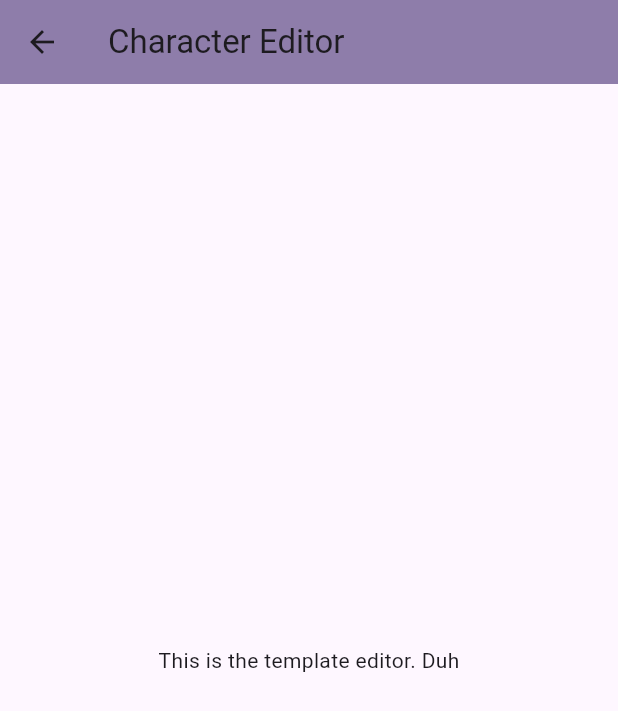
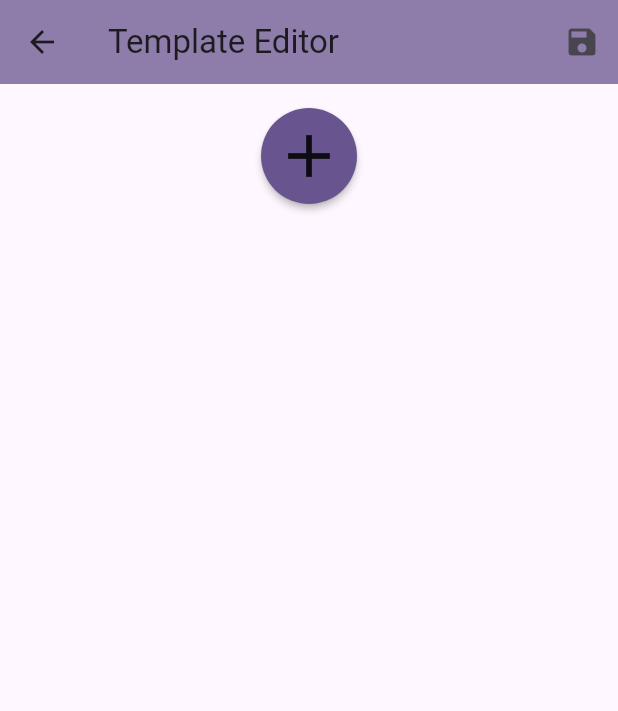
Before and after one commit to Leszek02/ucccc, a Flutter app: the TemplateEditor screen opened directly, on a phone screen of 412 x 824 dp. Shown: the top 711 px of the screen. Run offline on Flutter 3.47's test engine with Material 3 defaults, Android fonts, the phone set to English and light mode, and no system bars; our stand-ins replace firebase_core, firebase_crashlytics; accounts and stored records are empty.

Commit message:
Implement basic template editor gui

```diff
--- /dev/null
+++ b/lib/data/template.dart
@@ -0,0 +1,16 @@
+class Template {
+  final List<Map<String, String?>> objects;
+  final List<(String, String?)> template;
+
+  Template.empty()
+      : objects = [],
+        template = [];
+
+  Map<String, dynamic> toMap() => {
+        'objects': objects,
+        'template': Map.fromEntries(template.map((entry) => MapEntry(entry.$1, entry.$2))),
+      };
+
+  @override
+  String toString() => toMap().toString();
+}
--- a/lib/ui/pages/template/template_editor.dart
+++ b/lib/ui/pages/template/template_editor.dart
@@ -1,20 +1,66 @@
 import 'package:flutter/material.dart';
+import 'package:ucccc/data/template.dart';
+import 'package:ucccc/ui/widgets/circle_button.dart';
 
-class TemplateEditor extends StatelessWidget {
+class TemplateEditor extends StatefulWidget {
   const TemplateEditor({super.key});
+
+  @override
+  State<TemplateEditor> createState() => _TemplateEditorState();
+}
+
+class _TemplateEditorState extends State<TemplateEditor> {
+  final Template _template = Template.empty();
+  final List<String> _types = ['integer', 'text', 'logic', 'list', 'enum'];
 
   @override
   Widget build(BuildContext context) => Scaffold(
         appBar: AppBar(
           backgroundColor: Theme.of(context).colorScheme.primary.withOpacity(0.75),
-          title: const Text('Character Editor'),
+          title: const Text('Template Editor'),
+          actions: [IconButton(icon: const Icon(Icons.save), onPressed: () => print(_template))],
         ),
-        body: const Center(
-          child: Column(
-            mainAxisAlignment: MainAxisAlignment.center,
-            children: [
-              Text('This is the template editor. Duh'),
-            ],
+        body: SingleChildScrollView(
+          child: Padding(
+            padding: const EdgeInsets.all(8),
+            child: Column(
+              children: [
+                Table(
+                  columnWidths: const {0: FlexColumnWidth(1), 1: IntrinsicColumnWidth()},
+                  defaultVerticalAlignment: TableCellVerticalAlignment.top,
+                  children: [
+                    for (int i = 0; i < _template.template.length; ++i)
+                      TableRow(
+                        children: [
+                          SizedBox(
+                            height: 40,
+                            child: TextFormField(
+                              initialValue: _template.template[i].$1,
+                              onChanged: (text) => setState(() => _template.template[i] = (text, _template.template[i].$2)),
+                            ),
+                          ),
+                          DropdownButton(
+                            value: _template.template[i].$2,
+                            items: _types.map((type) => DropdownMenuItem(value: type, child: Text(type))).toList(),
+                            onChanged: (type) => setState(() => _template.template[i] = (_template.template[i].$1, type)),
+                          )
+                        ],
+                      ),
+                  ],
+                ),
+                Padding(
+                  padding: const EdgeInsets.only(top: 8, bottom: 32),
+                  child: Align(
+                    alignment: Alignment.center,
+                    child: CircleButton(
+                      size: 64,
+                      icon: Icons.add,
+                      onPressed: () => setState(() => _template.template.add(('', null))),
+                    ),
+                  ),
+                ),
+              ],
+            ),
           ),
         ),
       );
```
